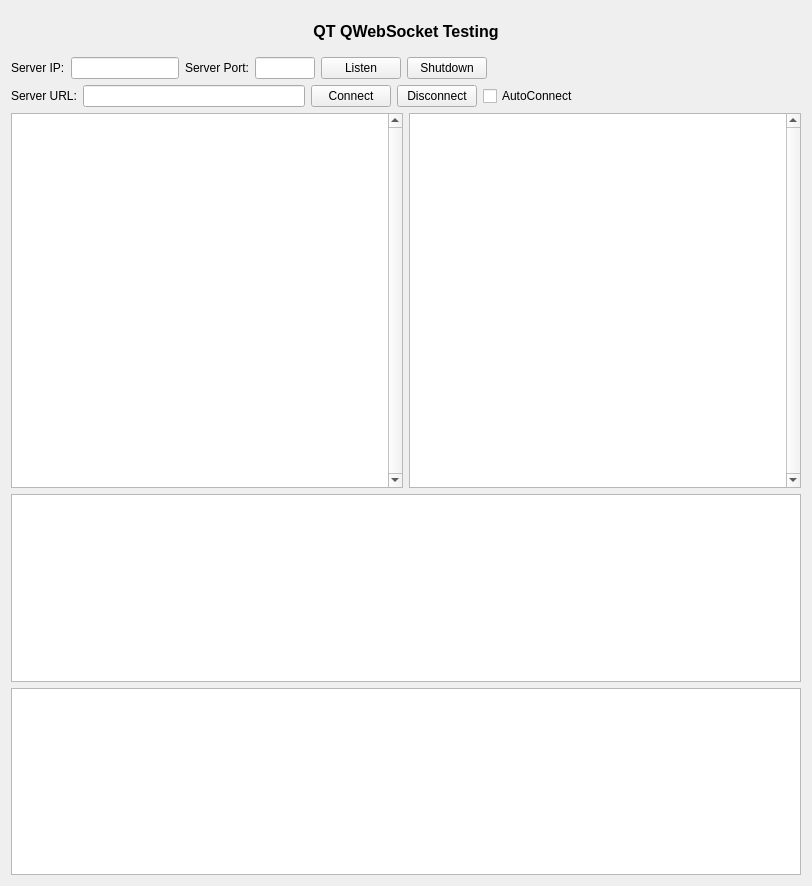
This is QtGuiApplicationTest/QtGuiApplicationTest/MiscellaneousQWebSocket.ui in xautshuanglong/QtLearningRepository as Qt 5 draws it before an edit. The edited form follows.
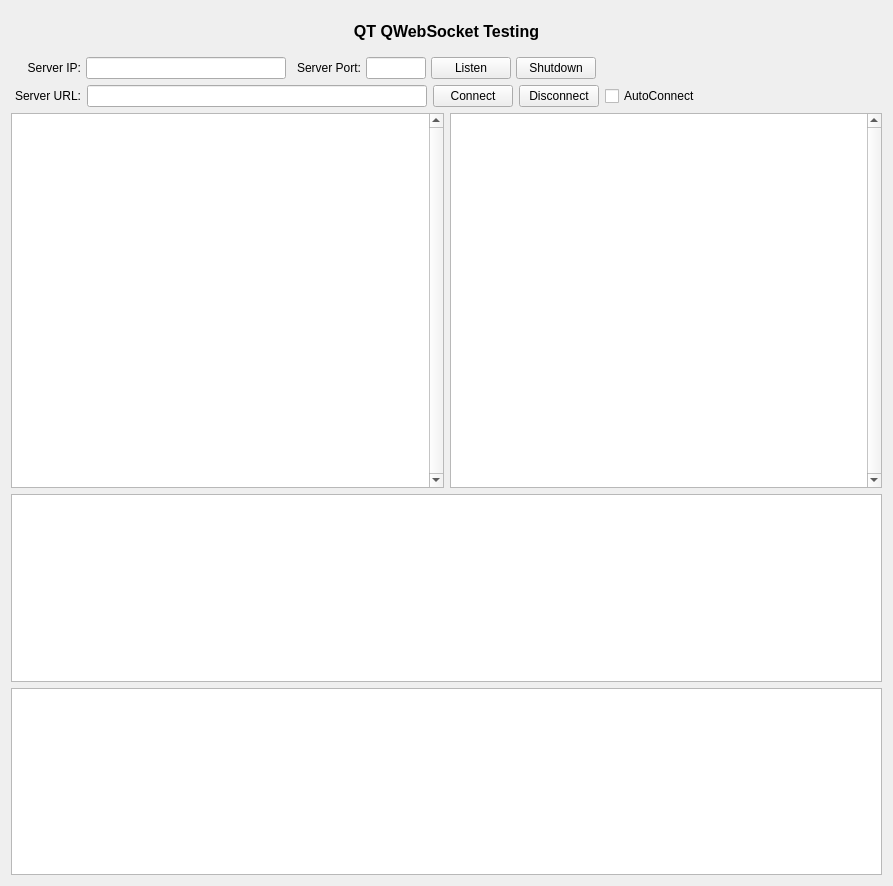
This is the edited form.

```diff
--- a/QtGuiApplicationTest/QtGuiApplicationTest/MiscellaneousQWebSocket.ui
+++ b/QtGuiApplicationTest/QtGuiApplicationTest/MiscellaneousQWebSocket.ui
@@ -6,7 +6,7 @@
    <rect>
     <x>0</x>
     <y>0</y>
-    <width>812</width>
+    <width>893</width>
     <height>886</height>
    </rect>
   </property>
@@ -82,13 +82,35 @@
         </property>
         <item>
          <widget class="QLabel" name="lbUrl">
+          <property name="minimumSize">
+           <size>
+            <width>70</width>
+            <height>0</height>
+           </size>
+          </property>
           <property name="text">
            <string>Server URL:</string>
           </property>
+          <property name="alignment">
+           <set>Qt::AlignRight|Qt::AlignTrailing|Qt::AlignVCenter</set>
+          </property>
          </widget>
         </item>
         <item>
-         <widget class="QLineEdit" name="leServerUrl"/>
+         <widget class="QLineEdit" name="leServerUrl">
+          <property name="sizePolicy">
+           <sizepolicy hsizetype="Minimum" vsizetype="Fixed">
+            <horstretch>0</horstretch>
+            <verstretch>0</verstretch>
+           </sizepolicy>
+          </property>
+          <property name="minimumSize">
+           <size>
+            <width>340</width>
+            <height>0</height>
+           </size>
+          </property>
+         </widget>
         </item>
         <item>
          <widget class="QPushButton" name="btnConnect">
@@ -156,6 +178,9 @@
      <item row="0" column="0" colspan="2">
       <widget class="QWidget" name="ServerClientButtonWidget" native="true">
        <layout class="QHBoxLayout" name="horizontalLayout_3">
+        <property name="spacing">
+         <number>5</number>
+        </property>
         <property name="leftMargin">
          <number>0</number>
         </property>
@@ -170,9 +195,18 @@
         </property>
         <item>
          <widget class="QLabel" name="lbServerIP">
+          <property name="minimumSize">
+           <size>
+            <width>70</width>
+            <height>0</height>
+           </size>
+          </property>
           <property name="text">
            <string>Server IP:</string>
           </property>
+          <property name="alignment">
+           <set>Qt::AlignRight|Qt::AlignTrailing|Qt::AlignVCenter</set>
+          </property>
          </widget>
         </item>
         <item>
@@ -185,7 +219,7 @@
           </property>
           <property name="minimumSize">
            <size>
-            <width>100</width>
+            <width>200</width>
             <height>0</height>
            </size>
           </property>
@@ -193,9 +227,18 @@
         </item>
         <item>
          <widget class="QLabel" name="lbServerPort">
+          <property name="minimumSize">
+           <size>
+            <width>70</width>
+            <height>0</height>
+           </size>
+          </property>
           <property name="text">
            <string>Server Port:</string>
           </property>
+          <property name="alignment">
+           <set>Qt::AlignRight|Qt::AlignTrailing|Qt::AlignVCenter</set>
+          </property>
          </widget>
         </item>
         <item>
```
